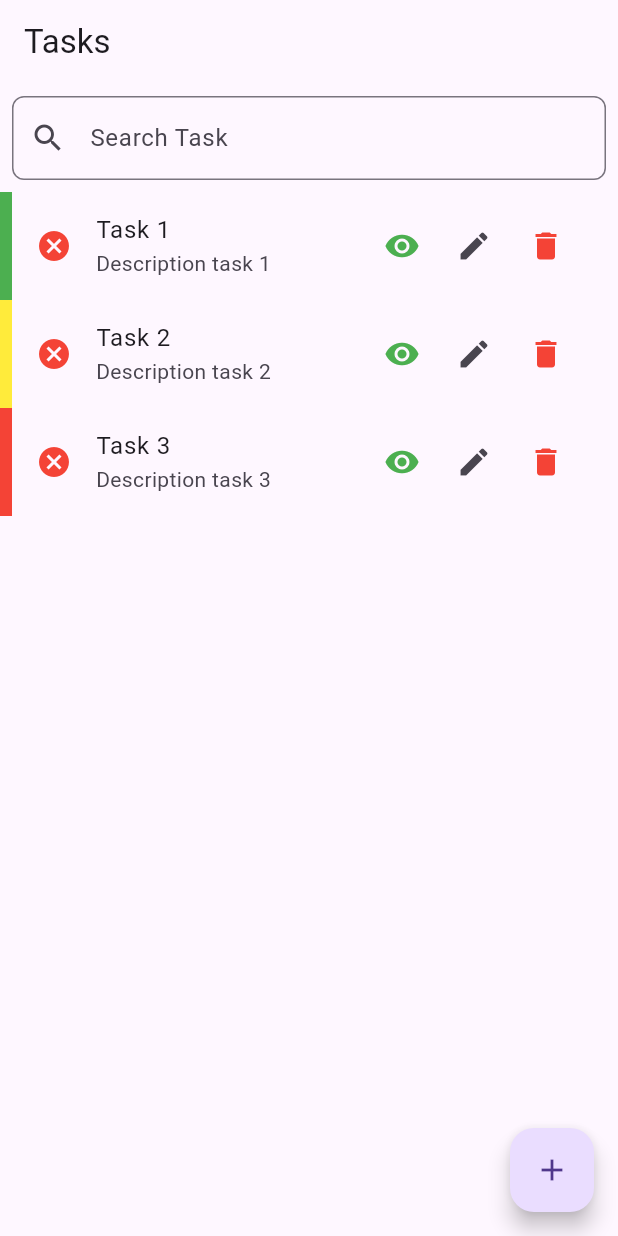
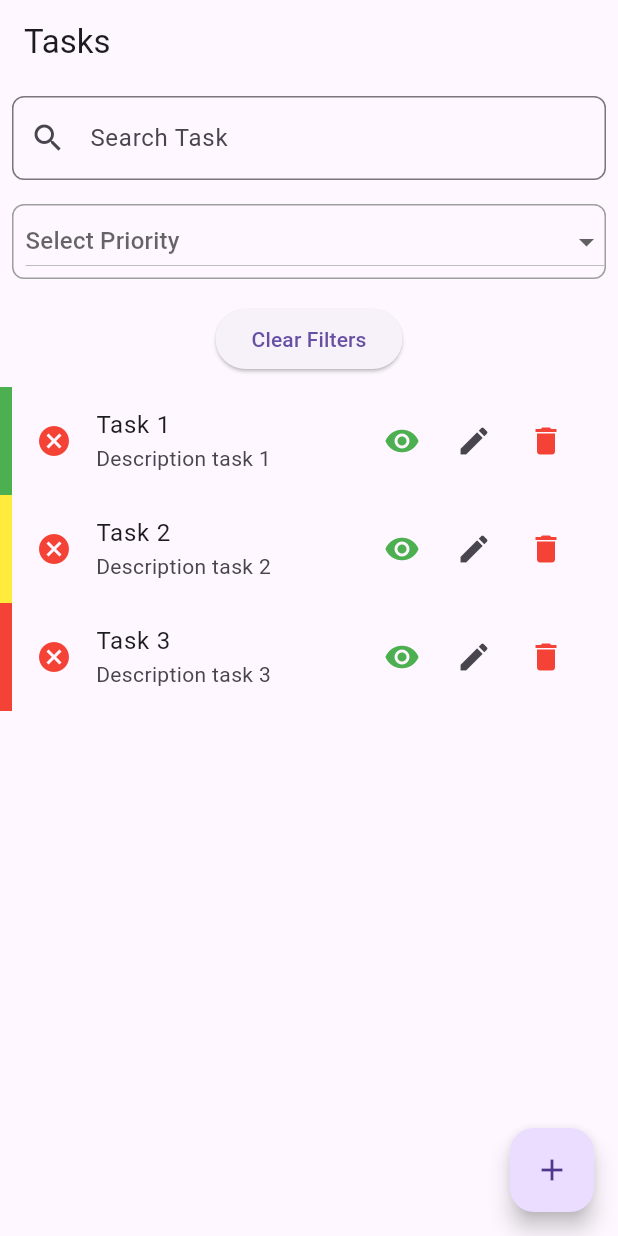
Before and after one commit to LorenzoBondan/Tasks-Management, a Flutter app: the screen it shows after launch, on a phone screen of 412 x 824 dp. Run offline on Flutter 3.47's test engine with Material 3 defaults, Android fonts, the phone set to English and light mode, and no system bars.

Commit message:
add priority filter to tasks list

```diff
--- a/lib/view/tasks/task_list_page.dart
+++ b/lib/view/tasks/task_list_page.dart
@@ -14,6 +14,7 @@ class TaskListPage extends StatefulWidget {
 class _TaskListPageState extends State<TaskListPage> {
   final TextEditingController _searchController = TextEditingController();
   String _searchQuery = '';
+  String? _selectedPriority;
 
   void _refreshTasks() {
     setState(() {});
@@ -44,17 +45,33 @@ class _TaskListPageState extends State<TaskListPage> {
     );
   }
 
+  void _clearFilters() {
+    setState(() {
+      _searchQuery = '';
+      _selectedPriority = null;
+      _searchController.clear();
+    });
+  }
+
   @override
   Widget build(BuildContext context) {
     final service = Provider.of<TaskService>(context);
+
     final filteredTasks = service.findAll
-        .where((task) => task.title.toLowerCase().contains(_searchQuery.toLowerCase()))
-        .toList();
+      .where((task) {
+        bool matchesSearchQuery = task.title.toLowerCase().contains(_searchQuery.toLowerCase());
+
+        bool matchesPriority = _selectedPriority == null || task.priority.name == _selectedPriority;
+
+        return matchesSearchQuery && matchesPriority;
+      })
+      .toList();
 
     return Scaffold(
       appBar: AppBar(title: const Text('Tasks')),
       body: Column(
         children: [
+
           Padding(
             padding: const EdgeInsets.all(8.0),
             child: TextField(
@@ -69,6 +86,47 @@ class _TaskListPageState extends State<TaskListPage> {
                   _searchQuery = value;
                 });
               },
+            ),
+          ),
+
+          Padding(
+            padding: const EdgeInsets.all(8.0),
+            child: Container(
+              decoration: BoxDecoration(
+                borderRadius: BorderRadius.circular(8.0),
+                border: Border.all(color: Colors.grey, width: 1),
+              ),
+              child: Padding(
+                padding: const EdgeInsets.only(left: 8.0),
+                child: DropdownButton<String>(
+                  hint: const Text("Select Priority"),
+                  value: _selectedPriority,
+                  isExpanded: true,
+                  items: [
+                    'low',
+                    'normal',
+                    'high',
+                  ].map<DropdownMenuItem<String>>((String value) {
+                    return DropdownMenuItem<String>(
+                      value: value,
+                      child: Text(value),
+                    );
+                  }).toList(),
+                  onChanged: (newValue) {
+                    setState(() {
+                      _selectedPriority = newValue;
+                    });
+                  },
+                ),
+              ),
+            ),
+          ),
+
+          Padding(
+            padding: const EdgeInsets.all(8.0),
+            child: ElevatedButton(
+              onPressed: _clearFilters,
+              child: const Text("Clear Filters"),
             ),
           ),
 
```
